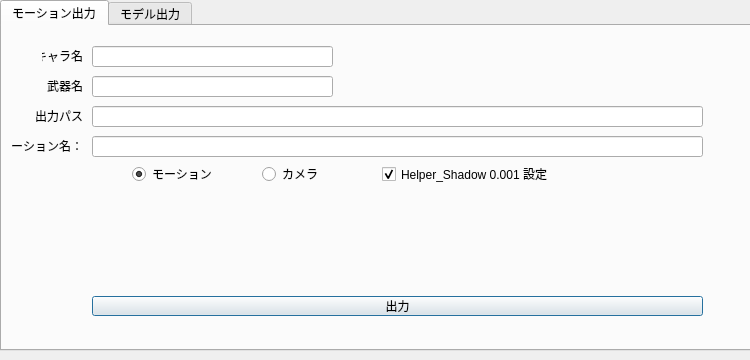
Above: SER/ExporterUI_002_new.ui from zishenchew/ChewTools before the change. Below: the same form after it.
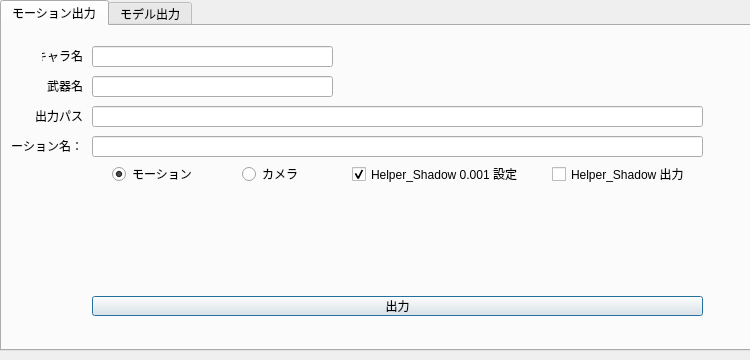
That is the form after the change.

Commit message: updated Exporter to sidestep the shadow bug, updated the scene manager to have better categorisation, backed up UI compiler as well as added a scaling tool(WIP).

```diff
--- a/SER/ExporterUI_002_new.ui
+++ b/SER/ExporterUI_002_new.ui
@@ -93,7 +93,7 @@
     <widget class="QRadioButton" name="ingameButton1">
      <property name="geometry">
       <rect>
-       <x>130</x>
+       <x>110</x>
        <y>140</y>
        <width>91</width>
        <height>16</height>
@@ -109,7 +109,7 @@
     <widget class="QRadioButton" name="ingameButton2">
      <property name="geometry">
       <rect>
-       <x>260</x>
+       <x>240</x>
        <y>140</y>
        <width>110</width>
        <height>16</height>
@@ -178,7 +178,7 @@
     <widget class="QCheckBox" name="helperShadowBox">
      <property name="geometry">
       <rect>
-       <x>380</x>
+       <x>350</x>
        <y>140</y>
        <width>181</width>
        <height>16</height>
@@ -191,6 +191,19 @@
       <bool>true</bool>
      </property>
     </widget>
+    <widget class="QCheckBox" name="HelperShadowExp">
+     <property name="geometry">
+      <rect>
+       <x>550</x>
+       <y>140</y>
+       <width>151</width>
+       <height>16</height>
+      </rect>
+     </property>
+     <property name="text">
+      <string>Helper_Shadow 出力</string>
+     </property>
+    </widget>
    </widget>
    <widget class="QWidget" name="ModelTab">
     <attribute name="title">
```
The commit also changes 4 other files.
